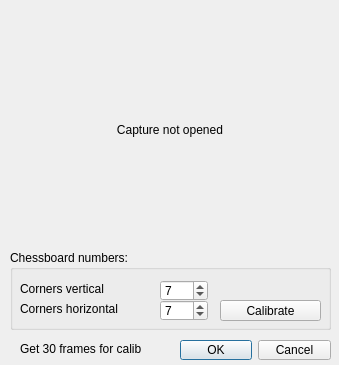
ARDev1161/ZanyaCore, file camera/camcalibrate.ui: the form before one commit.
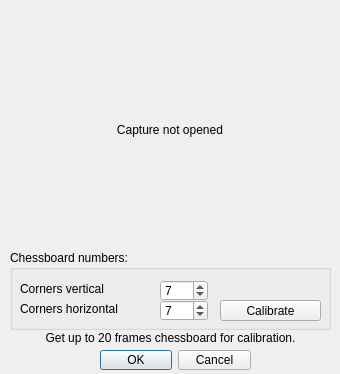
The form after the commit.

Commit message: fix camera calibration. and added halt and restart menu methods.

```diff
--- a/camera/camcalibrate.ui
+++ b/camera/camcalibrate.ui
@@ -6,14 +6,14 @@
    <rect>
     <x>0</x>
     <y>0</y>
-    <width>339</width>
-    <height>365</height>
+    <width>340</width>
+    <height>374</height>
    </rect>
   </property>
   <property name="minimumSize">
    <size>
-    <width>334</width>
-    <height>294</height>
+    <width>340</width>
+    <height>374</height>
    </size>
   </property>
   <property name="windowTitle">
@@ -22,8 +22,8 @@
   <widget class="QDialogButtonBox" name="buttonBox">
    <property name="geometry">
     <rect>
-     <x>180</x>
-     <y>340</y>
+     <x>100</x>
+     <y>350</y>
      <width>151</width>
      <height>20</height>
     </rect>
@@ -144,14 +144,17 @@
   <widget class="QLabel" name="labelSuccessed">
    <property name="geometry">
     <rect>
-     <x>20</x>
-     <y>340</y>
-     <width>161</width>
-     <height>17</height>
+     <x>0</x>
+     <y>330</y>
+     <width>341</width>
+     <height>16</height>
     </rect>
    </property>
    <property name="text">
-    <string>Get 30 frames for calib</string>
+    <string>Get up to 20 frames chessboard for calibration.</string>
+   </property>
+   <property name="alignment">
+    <set>Qt::AlignCenter</set>
    </property>
   </widget>
  </widget>
```
The commit also changes 12 other files.
